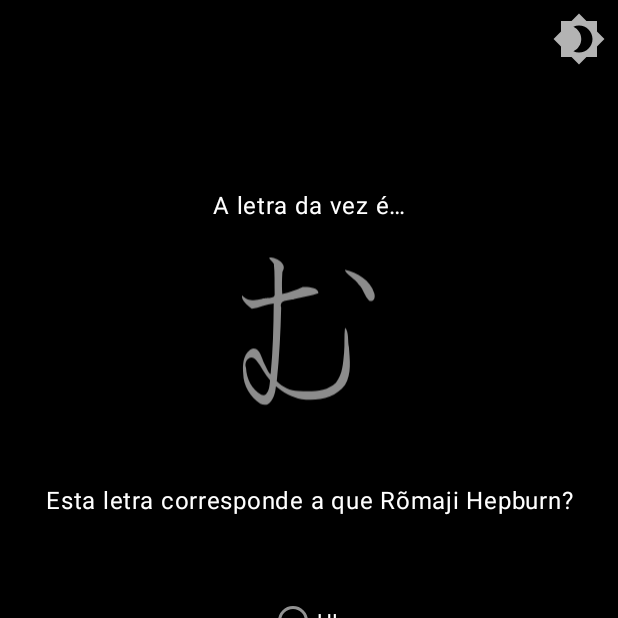
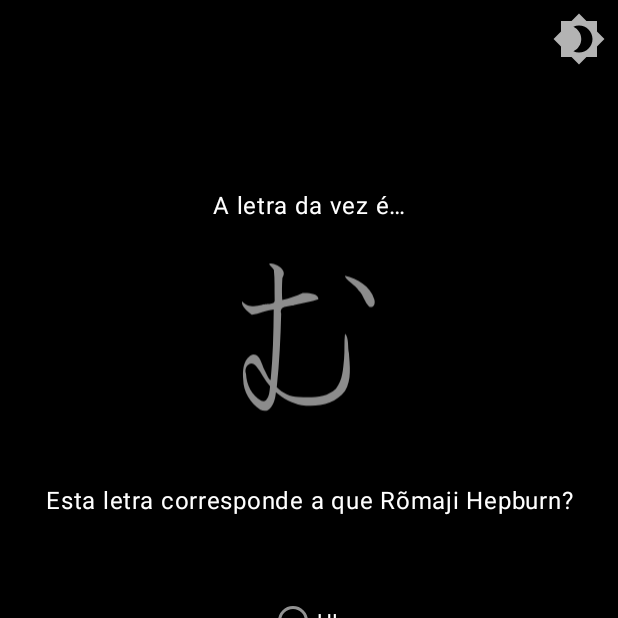
Before and after one commit to mathsemilio/hiragana-learner-randomizer, an Android app: the MainGameScreen screen opened through its navigation route, on a phone screen of 412 x 824 dp, the top half of it. Run offline under Robolectric (Android 15) with nearby library versions, the phone set to English and light mode, and no system bars; our stand-ins replace data binding.

Commit message:
Small UI update.

```diff
--- a/app/src/main/res/layout/main_game_screen.xml
+++ b/app/src/main/res/layout/main_game_screen.xml
@@ -71,6 +71,7 @@
                 android:id="@+id/image_hiragana_letter_main_game_screen"
                 android:layout_width="0dp"
                 android:layout_height="0dp"
+                android:layout_marginTop="@dimen/margin_8dp"
                 android:layout_marginBottom="@dimen/margin_8dp"
                 android:contentDescription="@string/hiragana_letter_content_description"
                 app:layout_constraintBottom_toTopOf="@id/guideline_2"
```
